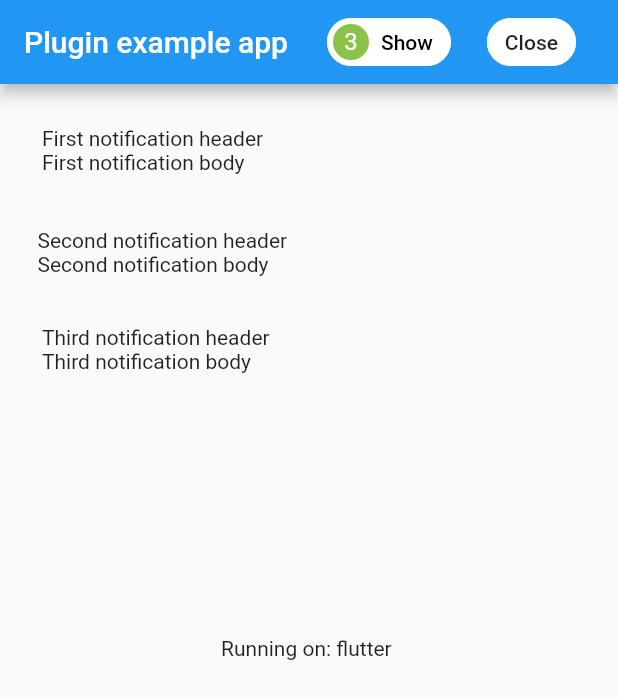
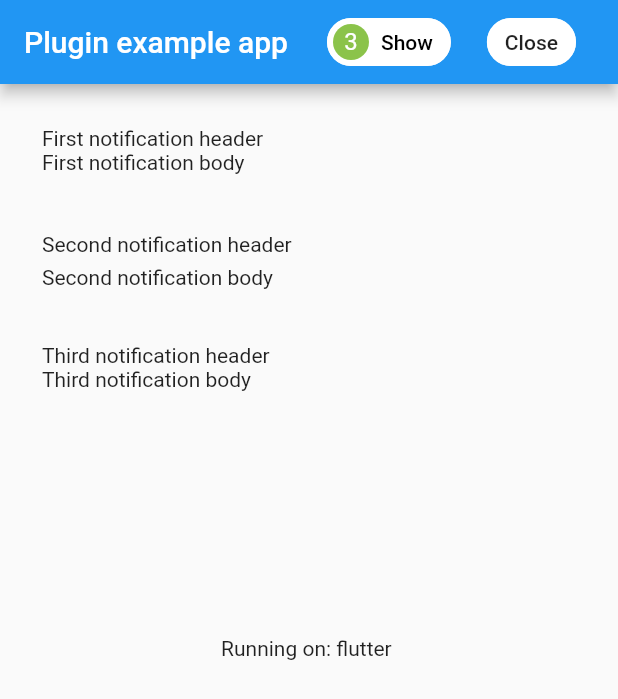
Before and after one commit to Hecatoncheir/notification_center, a Flutter app: the screen it shows after launch, after a tap on "Show", on a phone screen of 412 x 824 dp. Shown: the top 699 px of the screen. Run offline on Flutter 3.47's test engine with Material 2 defaults, Android fonts, the phone set to English and light mode, and no system bars.

Commit message:
Added padding property for header and body of notification.

```diff
--- a/lib/notification_center.dart
+++ b/lib/notification_center.dart
@@ -79,20 +79,28 @@ class NotificationCenterWidget extends StatelessWidget {
   Widget _buildNotificationHeader(NotificationHeader header) =>
       Row(children: <Widget>[
         Flexible(
+            child: Padding(
+          padding: header.padding,
           child: header.decoration == null
               ? Text(
                   header.text,
                   overflow: TextOverflow.ellipsis,
                 )
-                : Text(header.text))
+              : Text(header.text),
+        ))
       ]);
 
   Widget _buildNotificationBody(NotificationBody body) =>
       Row(children: <Widget>[
         Flexible(
-            child: Text(
+            child: Padding(
+          padding: body.padding,
+          child: body.decoration == null
+              ? Text(
                   body.text,
                   overflow: TextOverflow.ellipsis,
+                )
+              : Text(body.text),
         ))
       ]);
 }
```
Lines whose indentation alone changed are shown as unchanged.
